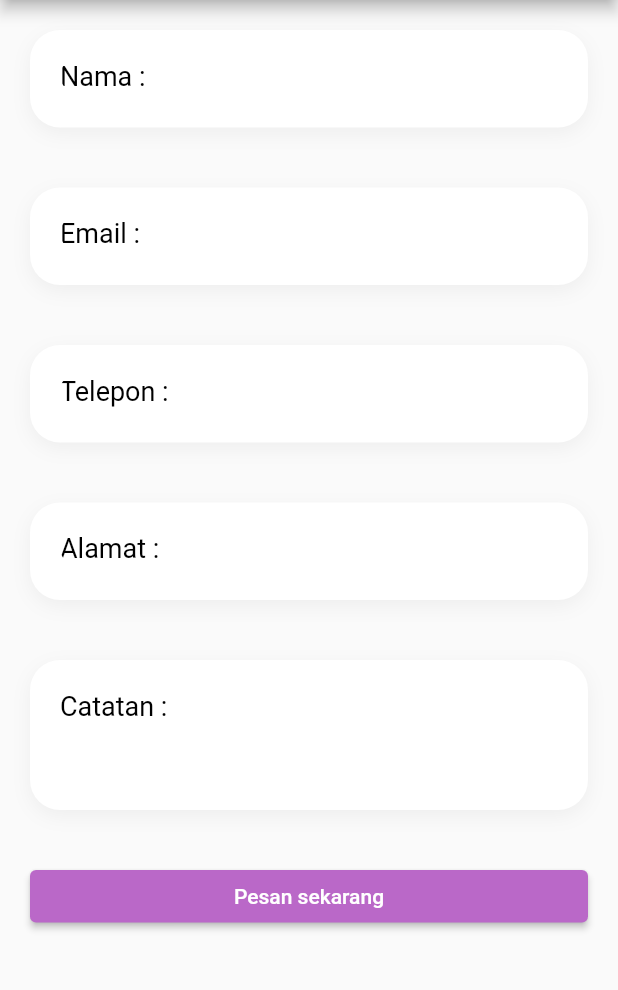
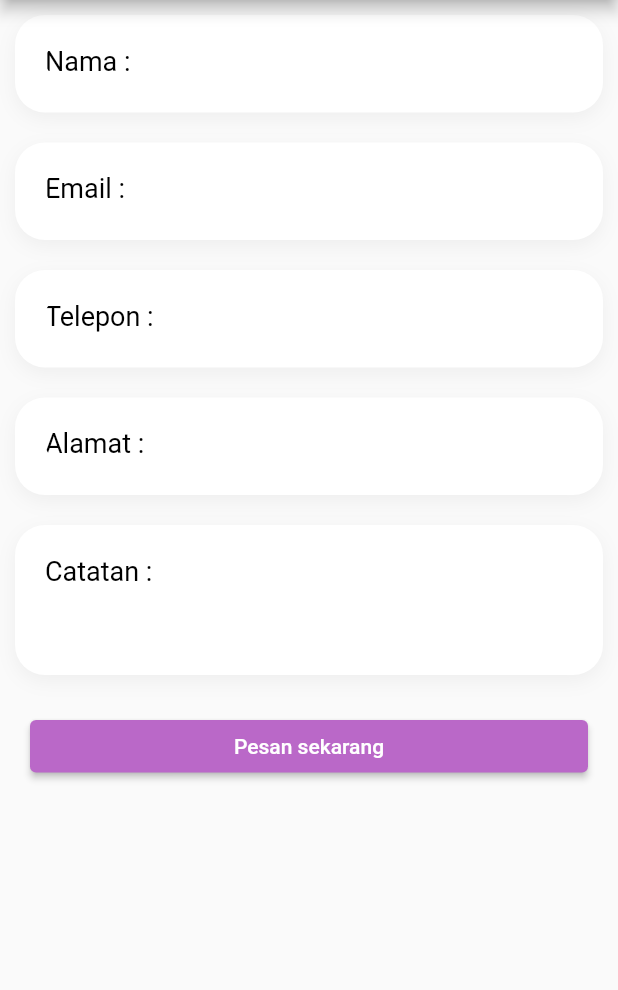
Before and after one commit to Deaar244/home-service, a Flutter app: the HalamanHasil screen opened directly with empty values, on a phone screen of 412 x 824 dp, the part 84-1074 px from its top. Run offline on Flutter 3.47's test engine with Material 2 defaults, Android fonts, the phone set to English and light mode, and no system bars; our stand-ins replace table_calendar; network calls fail.

Commit message:
ubah ui page 5

```diff
--- a/lib/pages/halaman_lima.dart
+++ b/lib/pages/halaman_lima.dart
@@ -31,7 +31,7 @@ class HalamanHasil extends StatelessWidget {
             child: Column(
           children: <Widget>[
             Padding(
-                padding: EdgeInsets.symmetric(horizontal: 20.0, vertical: 20),
+                padding: EdgeInsets.symmetric(horizontal: 10.0, vertical: 10),
                 child: Container(
                   padding: EdgeInsets.all(20.0),
                   width: 500,
@@ -67,7 +67,7 @@ class HalamanHasil extends StatelessWidget {
                   ),
                 )),
             Padding(
-                padding: EdgeInsets.symmetric(horizontal: 20.0, vertical: 20),
+                padding: EdgeInsets.symmetric(horizontal: 10.0, vertical: 10),
                 child: Container(
                   padding: EdgeInsets.all(20.0),
                   width: 500,
@@ -103,7 +103,7 @@ class HalamanHasil extends StatelessWidget {
                   ),
                 )),
             Padding(
-                padding: EdgeInsets.symmetric(horizontal: 20.0, vertical: 20),
+                padding: EdgeInsets.symmetric(horizontal: 10.0, vertical: 10),
                 child: Container(
                   padding: EdgeInsets.all(20.0),
                   width: 500,
@@ -139,7 +139,7 @@ class HalamanHasil extends StatelessWidget {
                   ),
                 )),
             Padding(
-                padding: EdgeInsets.symmetric(horizontal: 20.0, vertical: 20),
+                padding: EdgeInsets.symmetric(horizontal: 10.0, vertical: 10),
                 child: Container(
                   padding: EdgeInsets.all(20.0),
                   width: 500,
@@ -175,7 +175,7 @@ class HalamanHasil extends StatelessWidget {
                   ),
                 )),
             Padding(
-                padding: EdgeInsets.symmetric(horizontal: 20.0, vertical: 20),
+                padding: EdgeInsets.symmetric(horizontal: 10.0, vertical: 10),
                 child: Container(
                   padding: EdgeInsets.all(20.0),
                   width: 500,
```
